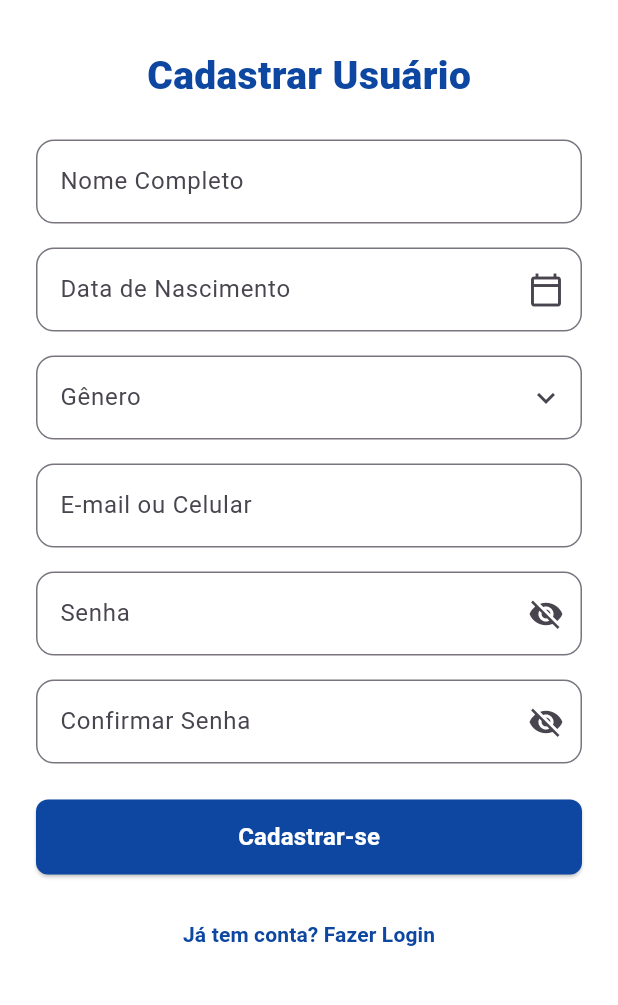
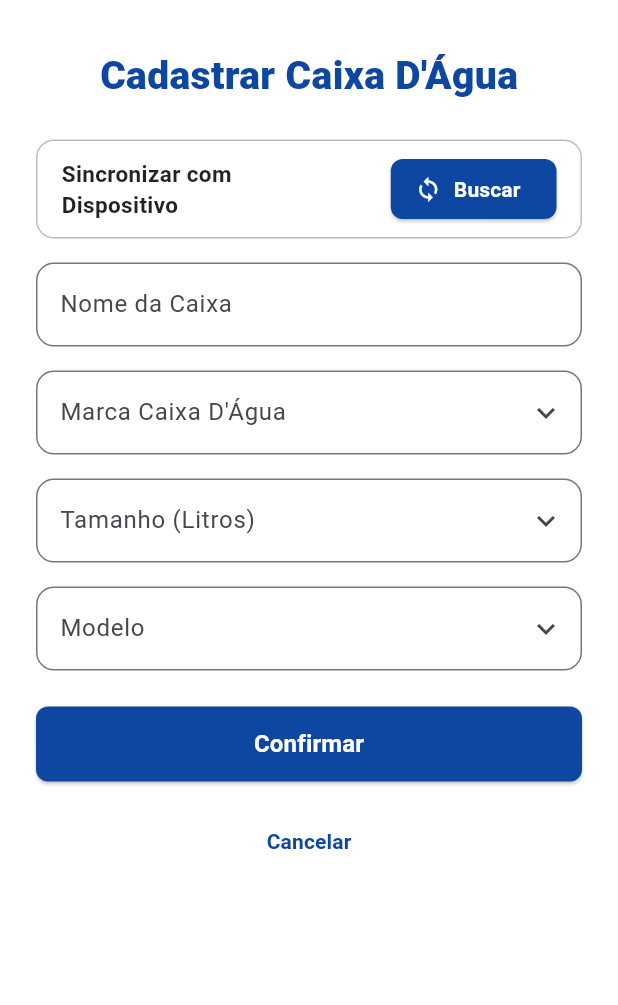
Before and after one commit to BispoCarlosDev/nivel_certo, a Flutter app: the screen it shows after launch, on a phone screen of 412 x 824 dp, the part 114-1119 px from its top. Run offline on Flutter 3.47's test engine with Material 3 defaults, Android fonts, the phone set to English and light mode, and no system bars.

Commit message:
Tela de Cadastrar Caixas

```diff
--- a/lib/main.dart
+++ b/lib/main.dart
@@ -1,4 +1,5 @@
 import 'package:flutter/material.dart';
+import 'package:nivel_certo/screens/tela_cadastrarcaixa.dart';
 import 'package:nivel_certo/screens/tela_cadastrarusuario.dart';
 import 'package:nivel_certo/screens/tela_login.dart';
 void main() {
@@ -19,7 +20,7 @@ class MyApp extends StatelessWidget {
         useMaterial3: true,
       ),
       // Selecionand a tela de Login para iniciar o app
-      home: const CadastroUsuarioScreen(),
+      home: const CadastroCaixaScreen(),
     );
   }
 }
--- /dev/null
+++ b/lib/screens/tela_cadastrarcaixa.dart
@@ -0,0 +1,198 @@
+import 'package:flutter/material.dart';
+
+class CadastroCaixaScreen extends StatelessWidget {
+  const CadastroCaixaScreen({super.key});
+
+  @override
+  Widget build(BuildContext context) {
+    return Scaffold(
+      backgroundColor: Colors.white,
+      body: SafeArea(
+        child: SingleChildScrollView(
+          padding: const EdgeInsets.symmetric(horizontal: 24.0, vertical: 6.0),
+          child: Column(
+            crossAxisAlignment: CrossAxisAlignment.center,
+            children: [
+              Row(
+                mainAxisAlignment: MainAxisAlignment.start,
+                crossAxisAlignment: CrossAxisAlignment.center,
+                children: [
+                  Image.asset(
+                    'assets/images/Logo_App_NC.png',
+                    height: 70,
+                  ),
+                  const SizedBox(width: 12),
+                  const Text(
+                    'Nível Certo',
+                    style: TextStyle(
+                      fontSize: 24,
+                      fontWeight: FontWeight.w900,
+                      color: Color(0xFF0D47A1),
+                    ),
+                  ),
+                ],
+              ),
+              const SizedBox(height: 32),
+
+              // Título da Tela
+              const Text(
+                'Cadastrar Caixa D\'Água',
+                style: TextStyle(
+                  fontSize: 26,
+                  fontWeight: FontWeight.w900,
+                  color: Color(0xFF0D47A1),
+                ),
+              ),
+              const SizedBox(height: 24),
+
+              // (Continuando dentro da Column:)
+              Container(
+                padding: const EdgeInsets.symmetric(
+                  horizontal: 16,
+                  vertical: 8,
+                ),
+                decoration: BoxDecoration(
+                  border: Border.all(color: Colors.grey.shade400),
+                  borderRadius: BorderRadius.circular(12),
+                ),
+                child: Row(
+                  mainAxisAlignment: MainAxisAlignment.spaceBetween,
+                  children: [
+                    const Text(
+                      'Sincronizar com\nDispositivo',
+                      style: TextStyle(
+                        fontSize: 15,
+                        fontWeight: FontWeight.w600,
+                        color: Colors.black87,
+                      ),
+                    ),
+                    ElevatedButton.icon(
+                      style: ElevatedButton.styleFrom(
+                        backgroundColor: const Color(0xFF0D47A1), // Azul escuro
+                        shape: RoundedRectangleBorder(
+                          borderRadius: BorderRadius.circular(8),
+                        ),
+                      ),
+                      onPressed: () {
+                        // Ação para buscar/conectar com o dispositivo ESP32 depois
+                      },
+                      icon: const Icon(
+                        Icons.sync,
+                        color: Colors.white,
+                        size: 18,
+                      ),
+                      label: const Text(
+                        'Buscar',
+                        style: TextStyle(
+                          color: Colors.white,
+                          fontWeight: FontWeight.bold,
+                        ),
+                      ),
+                    ),
+                  ],
+                ),
+              ),
+              const SizedBox(height: 16),
+
+              // (Continuando dentro da Column:)
+
+              // Nome da Caixa
+              TextField(
+                decoration: InputDecoration(
+                  labelText: 'Nome da Caixa',
+                  border: OutlineInputBorder(
+                    borderRadius: BorderRadius.circular(12),
+                  ),
+                ),
+              ),
+              const SizedBox(height: 16),
+
+              // Marca Caixa D'Água (Simulando o select com seta)
+              TextField(
+                readOnly: true,
+                decoration: InputDecoration(
+                  labelText: 'Marca Caixa D\'Água',
+                  border: OutlineInputBorder(
+                    borderRadius: BorderRadius.circular(12),
+                  ),
+                  suffixIcon: const Icon(Icons.keyboard_arrow_down),
+                ),
+              ),
+              const SizedBox(height: 16),
+
+              // Tamanho (Litros)
+              TextField(
+                readOnly: true,
+                decoration: InputDecoration(
+                  labelText: 'Tamanho (Litros)',
+                  border: OutlineInputBorder(
+                    borderRadius: BorderRadius.circular(12),
+                  ),
+                  suffixIcon: const Icon(Icons.keyboard_arrow_down),
+                ),
+              ),
+              const SizedBox(height: 16),
+
+              // Modelo
+              TextField(
+                readOnly: true,
+                decoration: InputDecoration(
+                  labelText: 'Modelo',
+                  border: OutlineInputBorder(
+                    borderRadius: BorderRadius.circular(12),
+                  ),
+                  suffixIcon: const Icon(Icons.keyboard_arrow_down),
+                ),
+              ),
+              const SizedBox(height: 24),
+
+              // (Finalizando dentro da Column:)
+
+              // Botão Confirmar
+              SizedBox(
+                width: double.infinity,
+                height: 50,
+                child: ElevatedButton(
+                  style: ElevatedButton.styleFrom(
+                    backgroundColor: const Color(0xFF0D47A1),
+                    shape: RoundedRectangleBorder(
+                      borderRadius: BorderRadius.circular(8),
+                    ),
+                  ),
+                  onPressed: () {
+                    // Ação de confirmar o cadastro da caixa
+                  },
+                  child: const Text(
+                    'Confirmar',
+                    style: TextStyle(
+                      fontSize: 16,
+                      fontWeight: FontWeight.bold,
+                      color: Colors.white,
+                    ),
+                  ),
+                ),
+              ),
+              const SizedBox(height: 16),
+
+              // Link Cancelar
+              Center(
+                child: TextButton(
+                  onPressed: () {
+                    Navigator.pop(context); // Volta para a tela anterior
+                  },
+                  child: const Text(
+                    'Cancelar',
+                    style: TextStyle(
+                      color: Color(0xFF0D47A1),
+                      fontWeight: FontWeight.w600,
+                    ),
+                  ),
+                ),
+              ),
+            ],
+          ),
+        ),
+      ),
+    );
+  }
+}
```
